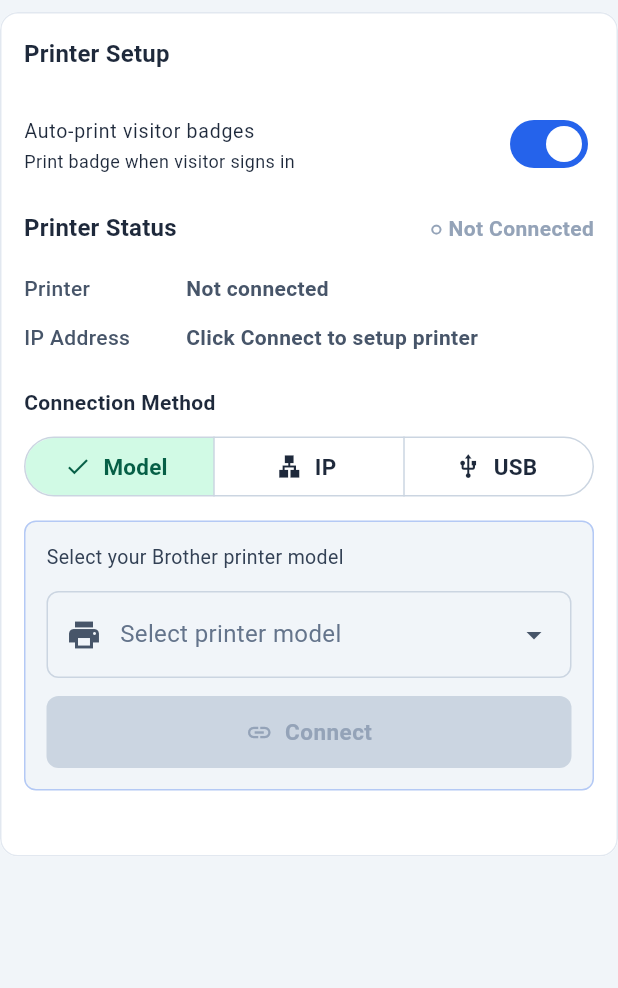
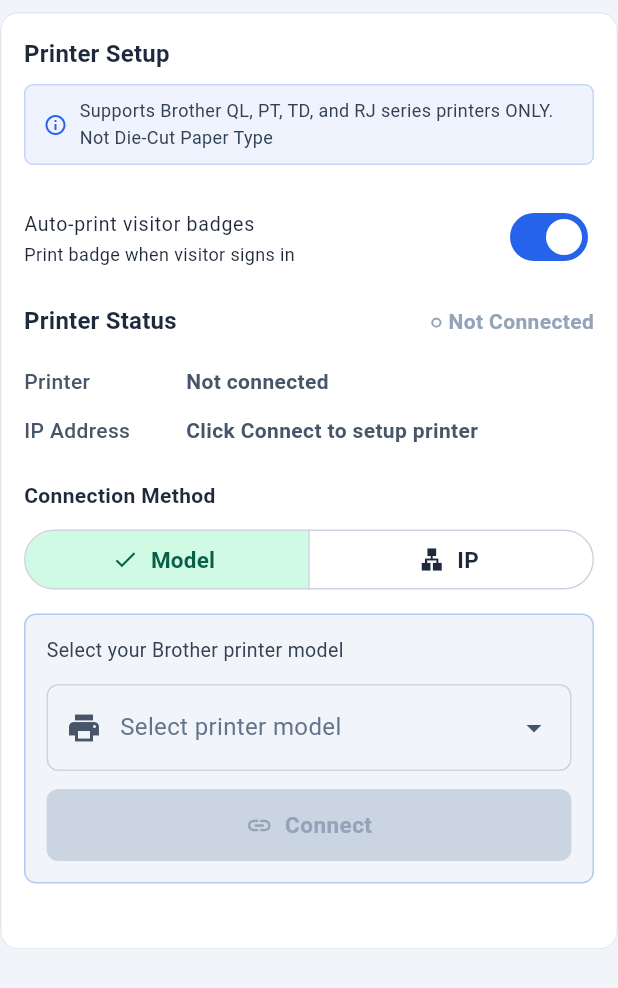
Before and after one commit to WeepBarryDark/visitor_practise, a Flutter app: the PrintStatusCard widget shown alone on an empty page, opened directly with empty values, on a phone screen of 412 x 824 dp. Shown: the top 988 px of the screen. Run offline on Flutter 3.47's test engine with Material 3 defaults, Android fonts, the phone set to English and light mode, and no system bars; our stand-ins replace device_info_plus, flutter_secure_storage, flutter_svg, permission_handler, qr_flutter; missing offline and left inert: another_brother; accounts and stored records are empty.

Commit message:
dashboard printer is done

```diff
--- a/lib/core/models/printer_paper_type.dart
+++ b/lib/core/models/printer_paper_type.dart
@@ -1,3 +1,31 @@
+/// Printer Paper Type Model for Brother Label Printers
+///
+/// IMPORTANT - How labelNameIndex Works:
+/// ========================================
+/// The Brother SDK uses `labelNameIndex` to identify paper types for printing.
+///
+/// For CONTINUOUS ROLLS:
+///   ✅ labelNameIndex has specific values (14, 15, 17, etc.)
+///   ✅ Maps to QL_700 enum: W29 (14), W62 (15), W62RB (17)
+///   ✅ Printer can validate the exact paper type
+///
+/// DIE-CUT LABELS NOT SUPPORTED:
+///   - Brother SDK does not provide reliable support for die-cut labels
+///   - labelNameIndex = -1 causes unpredictable behavior
+///   - May cause ERROR_WRONG_LABEL or print quality issues
+///   - Only CONTINUOUS ROLLS are included in this app
+///
+/// Supported paper types (all continuous rolls):
+///   ✅ DK-2210 (29mm) - labelNameIndex: 14
+///   ✅ DK-22113 (62mm Clear Film) - labelNameIndex: 15
+///   ✅ DK-22205 (62mm White Paper) - labelNameIndex: 15 ⭐ Recommended
+///   ✅ DK-22212 (62mm White Film) - labelNameIndex: 15
+///   ✅ DK-22606 (62mm Yellow Film) - labelNameIndex: 15
+///   ✅ DK-44205 (62mm Removable) - labelNameIndex: 15
+///   ✅ DK-44605 (62mm Yellow Removable) - labelNameIndex: 15
+///   ✅ DK-N55224 (54mm Non-adhesive, QL-820NWB only) - labelNameIndex: 14
+///   ✅ DK-22251 (62mm Red/Black, QL-820NWB only) - labelNameIndex: 17
+///
 class PrinterPaperType {
   final int labelNameIndex;
   final String code; // DK-22205, DK-22251, etc.
@@ -59,142 +87,8 @@ labelParam.imageAreaLength;  //
 */
 
   /// All supported paper types for Brother QL series printers
+  /// ⚠️ Only CONTINUOUS ROLLS are supported - die-cut labels removed due to SDK limitations
   static const List<PrinterPaperType> allPrinterPaperTypes = [
-    // ==================== DIE-CUT LABELS ====================
-
-    // DK-1219: 12mm x 12mm Round Labels
-    PrinterPaperType(
-      labelNameIndex: -1,
-      code: 'DK-1219',
-      name: 'DK-1219',
-      description: '12mm Round Labels (1200/roll)',
-      width: '12mm',
-      isContinuous: false,
-      material: 'White Paper',
-      supportedModels: ['QL-820NWB', 'QL-720NW', 'QL-800', 'QL-810W'],
-    ),
-
-    // DK-1204: 17mm x 54mm Multi Purpose
-    PrinterPaperType(
-      labelNameIndex: -1,
-      code: 'DK-1204',
-      name: 'DK-1204',
-      description: '17mm x 54mm Multi Purpose (400/roll)',
-      width: '17mm',
-      isContinuous: false,
-      material: 'White Paper',
-      supportedModels: ['QL-820NWB', 'QL-720NW', 'QL-800', 'QL-810W'],
-    ),
-
-    // DK-1203: 17mm x 87mm File Folder
-    PrinterPaperType(
-      labelNameIndex: -1,
-      code: 'DK-1203',
-      name: 'DK-1203',
-      description: '17mm x 87mm File Folder (300/roll)',
-      width: '17mm',
-      isContinuous: false,
-      material: 'White Paper',
-      supportedModels: ['QL-820NWB', 'QL-720NW', 'QL-800', 'QL-810W'],
-    ),
-
-    // DK-1221: 23mm x 23mm Square
-    PrinterPaperType(
-      labelNameIndex: -1,
-      code: 'DK-1221',
-      name: 'DK-1221',
-      description: '23mm Square Labels (1000/roll)',
-      width: '23mm',
-      isContinuous: false,
-      material: 'White Paper',
-      supportedModels: ['QL-820NWB', 'QL-720NW', 'QL-800', 'QL-810W'],
-    ),
-
-    // DK-1218: 24mm x 24mm Round
-    PrinterPaperType(
-      labelNameIndex: -1,
-      code: 'DK-1218',
-      name: 'DK-1218',
-      description: '24mm Round Labels (1000/roll)',
-      width: '24mm',
-      isContinuous: false,
-      material: 'White Paper',
-      supportedModels: ['QL-820NWB', 'QL-720NW', 'QL-800', 'QL-810W'],
-    ),
-
-    // DK-1209: 29mm x 62mm Small Address
-    PrinterPaperType(
-      labelNameIndex: -1,
-      code: 'DK-1209',
-      name: 'DK-1209',
-      description: '29mm x 62mm Small Address (800/roll)',
-      width: '29mm',
-      isContinuous: false,
-      material: 'White Paper',
-      supportedModels: ['QL-820NWB', 'QL-720NW', 'QL-800', 'QL-810W'],
-    ),
-
-    // DK-1201: 29mm x 90mm Standard Address
-    PrinterPaperType(
-      labelNameIndex: -1,
-      code: 'DK-1201',
-      name: 'DK-1201',
-      description: '29mm x 90mm Standard Address (400/roll)',
-      width: '29mm',
-      isContinuous: false,
-      material: 'White Paper',
-      supportedModels: ['QL-820NWB', 'QL-720NW', 'QL-800', 'QL-810W'],
-    ),
-
-    // DK-1208: 38mm x 90mm Large Address
-    PrinterPaperType(
-      labelNameIndex: -1,
-      code: 'DK-1208',
-      name: 'DK-1208',
-      description: '38mm x 90mm Large Address (400/roll)',
-      width: '38mm',
-      isContinuous: false,
-      material: 'White Paper',
-      supportedModels: ['QL-820NWB', 'QL-720NW', 'QL-800', 'QL-810W'],
-    ),
-
-    // DK-1202: 62mm x 100mm Shipping
-    PrinterPaperType(
-      labelNameIndex: -1,
-      code: 'DK-1202',
-      name: 'DK-1202',
-      description: '62mm x 100mm Shipping (300/roll)',
-      width: '62mm',
-      isContinuous: false,
-      material: 'White Paper',
-      supportedModels: ['QL-820NWB', 'QL-720NW', 'QL-800', 'QL-810W'],
-    ),
-
-    // DK-1234: 60mm x 86mm Name Badge
-    PrinterPaperType(
-      labelNameIndex: -1,
-      code: 'DK-1234',
-      name: 'DK-1234',
-      description: '60mm x 86mm Name Badge (260/roll)',
-      width: '60mm',
-      isContinuous: false,
-      material: 'White Paper',
-      supportedModels: ['QL-820NWB', 'QL-720NW', 'QL-800', 'QL-810W'],
-    ),
-
-    // DK-3235: 29mm x 54mm Removable Die-Cut
-    PrinterPaperType(
-      labelNameIndex: -1,
-      code: 'DK-3235',
-      name: 'DK-3235',
-      description: '29mm x 54mm Removable Die-Cut (800/roll)',
-      width: '29mm',
-      isContinuous: false,
-      material: 'White Paper',
-      isRemovable: true,
-      supportedModels: ['QL-820NWB', 'QL-720NW', 'QL-800', 'QL-810W'],
-    ),
-
     // ==================== CONTINUOUS ROLLS ====================
 
     // DK-2210: 29mm Continuous
@@ -320,7 +214,7 @@ labelParam.imageAreaLength;  //
   }
 
   /// Get default paper type (DK-22205 - most common)
-  static PrinterPaperType get defaultType => allPrinterPaperTypes[1]; // DK-22205
+  static PrinterPaperType get defaultType => allPrinterPaperTypes[2]; // DK-22205 (index adjusted after removing die-cut)
 
   /// Find paper type by code
   static PrinterPaperType? fromCode(String code) {
@@ -343,6 +237,18 @@ labelParam.imageAreaLength;  //
       return null;
     }
   }
+
+  /// Get the paper width in millimeters (numeric value only)
+  /// Used by the printer when labelNameIndex is not available (-1)
+  int get widthInMm {
+    // Extract numeric value from width string (e.g., "62mm" -> 62)
+    final match = RegExp(r'(\d+)').firstMatch(width);
+    return match != null ? int.parse(match.group(1)!) : 0;
+  }
+
+  /// Check if this paper type has a valid labelNameIndex for SDK
+  /// Returns false for die-cut labels that use -1 (UNSUPPORTED)
+  bool get hasValidLabelIndex => labelNameIndex >= 0;
 
   /// Convert to JSON for storage
   Map<String, dynamic> toJson() {
--- a/lib/pages/admin_dashboard/widgets/print_status_card.dart
+++ b/lib/pages/admin_dashboard/widgets/print_status_card.dart
@@ -1,3 +1,4 @@
+import 'dart:convert';
 import 'dart:io';
 
 import 'package:another_brother/printer_info.dart' as brother;
@@ -30,7 +31,33 @@ class PrintStatusCard extends StatelessWidget {
           mainAxisSize: MainAxisSize.min,
           children: [
             Text('Printer Setup', style: tt.titleMedium),
-            //IOS allows internet connection only, android and windows allow both internet and USB
+            const SizedBox(height: 8),
+            // Supported printer series info
+            Container(
+              padding: const EdgeInsets.symmetric(horizontal: 12, vertical: 8),
+              decoration: BoxDecoration(
+                color: AppTheme.primaryBlue.withValues(alpha: 0.08),
+                borderRadius: BorderRadius.circular(6),
+                border: Border.all(
+                  color: AppTheme.primaryBlue.withValues(alpha: 0.2),
+                ),
+              ),
+              child: Row(
+                children: [
+                  Icon(Icons.info_outline, size: 16, color: AppTheme.primaryBlue),
+                  const SizedBox(width: 8),
+                  Expanded(
+                    child: Text(
+                      'Supports Brother QL, PT, TD, and RJ series printers ONLY. Not Die-Cut Paper Type',
+                      style: TextStyle(
+                        fontSize: 12,
+                        color: AppTheme.slate700,
+                      ),
+                    ),
+                  ),
+                ],
+              ),
+            ),
             const SizedBox(height: 16),
               SwitchListTile(
                 value: adminController.reqPrint,
@@ -122,12 +149,13 @@ class PrintStatusCard extends StatelessWidget {
                       icon: Icon(Icons.lan),
                     ),
                     // USB only available on Android and Windows
+                    /*
                     if (Platform.isAndroid || Platform.isWindows)
                       const ButtonSegment<String>(
                         value: 'usb',
                         label: Text('USB'),
                         icon: Icon(Icons.usb),
-                      ),
+                      ),*/
                   ],
                   selected: {adminController.printerConnectionType},
                   onSelectionChanged: adminController.isInitializingdPrinter
@@ -358,7 +386,9 @@ class PrintStatusCard extends StatelessWidget {
               ],
               const SizedBox(height: 12),
               //all warning--------------------------------------------------------------------------
-              if(!adminController.isInitializedPrinter && adminController.hasAttemptedConnection) ... [
+              if(!adminController.isInitializedPrinter &&
+                 adminController.hasAttemptedConnection &&
+                 !adminController.isInitializingdPrinter) ... [
                 const SizedBox(height: 16),
                 Container(
                   padding: const EdgeInsets.all(14),
--- a/lib/pages/admin_dashboard/widgets/print_test_card.dart
+++ b/lib/pages/admin_dashboard/widgets/print_test_card.dart
@@ -196,49 +196,16 @@ class PrintTestCard extends StatelessWidget {
                     const SizedBox(height: 8),
                     // test print button----------------------------------
                     OutlinedButton.icon(
-                      onPressed: (adminController.isInitializedPrinter) ? adminController.startTestPrint : null,
+                      onPressed: (adminController.isInitializedPrinter && adminController.selectedPaperType != null)
+                        ? () => adminController.startTestPrint(context)
+                        : null,
                       icon: adminController.isPrinting
                         ? const SizedBox(width: 18, height: 18, child: CircularProgressIndicator(strokeWidth: 2,))
                         : const Icon(Icons.print),
                       label: Text(adminController.isPrinting  ? 'Printing...' : 'Run Test Print'),
                     ),
                     // test print button-------------------------------end
-                    //show hint - you can only run test once per paper----
-                    const SizedBox(height: 8),
-                    if (adminController.hasTestPrinted) ... [
-                      Container(
-                        padding: const EdgeInsets.all(10),
-                        decoration: BoxDecoration(
-                          color: Colors.orange.withValues(alpha: 0.1),
-                          borderRadius: BorderRadius.circular(6),
-                          border: Border.all(
-                            color: Colors.orange.withValues(alpha: 0.3),
-                          ),
-                        ),
-                        child: Row(
-                          children: [
-                            Icon(
-                              Icons.info_outline,
-                              size: 16,
-                              color: Colors.orange.shade700,
-                            ),
-                            const SizedBox(width: 8),
-                            Expanded(
-                              child: Text(
-                                'Test print completed. Change paper type to run test print again.',
-                                style: TextStyle(
-                                  fontSize: 11,
-                                  color: Colors.orange.shade700,
-                                  fontWeight: FontWeight.w500,
-                                ),
-                              ),
-                            ),
-                          ],
-                        ),
-                      ),
-                    ],
-                    //show hint - you can only run test once per paper-end
-                    const SizedBox(height: 8),
+                    const SizedBox(height: 16),
                     //Current selected Paper Type-------------------------
                     if (adminController.selectedPaperType != null) ...[
                       const SizedBox(height: 8),
--- a/lib/pages/kiosk_dashboard/widgets/kiosk_dashboard_main.dart
+++ b/lib/pages/kiosk_dashboard/widgets/kiosk_dashboard_main.dart
@@ -34,14 +34,19 @@ class KioskDashboardMain extends StatelessWidget {
                 child: Column(
                   crossAxisAlignment: CrossAxisAlignment.stretch,
                   children: [
+                    if(kioskController.enableVisitorSignIn)
                       IconButtonGeneral(icon: Icons.person_add, label: 'Visitor Sign In',  onPressed:  () => Navigator.pushNamed(context, AppRoutes.kioskVisitorSignIn, arguments: kioskController,)),
                       const SizedBox(height: 14),
+                    if(kioskController.enableVisitorSignIn)
                       IconButtonGeneral(icon: Icons.logout, label: 'Visitor Sign Out',  onPressed:  () => Navigator.pushNamed(context, AppRoutes.kioskVisitorSignOut, arguments: kioskController,)),
                       const SizedBox(height: 14),
+                    if(kioskController.enableVisitorDelivery)
                       IconButtonGeneral(icon: Icons.local_shipping, label: 'Delivery',  onPressed:  () => Navigator.pushNamed(context, AppRoutes.kioskDeliveries, arguments: kioskController,)),
                       const SizedBox(height: 14),
+                    if(kioskController.enableContractorSignIn)
                       IconButtonGeneral(icon: Icons.person_add, label: 'Contractor Sign In',  onPressed:  () => Navigator.pushNamed(context, AppRoutes.kioskContractorSignIn, arguments: kioskController,)),
                       const SizedBox(height: 14),
+                    if(kioskController.enableVisitorRetrieveBadge)
                       IconButtonGeneral(icon: Icons.person_add, label: 'Retrieve Badge',  onPressed:  () => Navigator.pushNamed(context, AppRoutes.kioskVisitorBadgeRetrieve, arguments: kioskController,)),
                   ],
                 ),
--- a/lib/services/model_service/printer_discover_service.dart
+++ b/lib/services/model_service/printer_discover_service.dart
@@ -8,19 +8,18 @@ class PrinterDiscoverService {
   /// Discover network printers by printer model
   static Future<List<PrinterDiscover>> getNetPrinters(printer.Model model) async {
     try {
-      debugPrint('🔍 Starting network printer discovery for model: ${model.getName()}');
+      debugPrint('Starting network printer discovery for model: ${model.getName()}');
 
       // Discover printers on network
-      debugPrint('📡 Scanning network for printers...');
       final printerInstance = printer.Printer();
       final printers = await printerInstance.getNetPrinters([model.getName()]);
 
       if (printers.isEmpty) {
-        debugPrint('⚠️ No network printers found for model: ${model.getName()}');
+        debugPrint('No network printers found for model: ${model.getName()}');
         return [];
       }
 
-      debugPrint('✅ Found ${printers.length} printer(s) on network');
+      debugPrint('Found ${printers.length} printer(s) on network');
 
       // Convert to PrinterDiscover list
       final discoveredPrinters = <PrinterDiscover>[];
@@ -38,30 +37,31 @@ class PrinterDiscoverService {
           printerInfo: printerInfo,
         );
         discoveredPrinters.add(printerDiscover);
-        debugPrint('   📌 ${printerDiscover.printerName} @ ${printerDiscover.printerAddress}');
+        debugPrint('found ${printerDiscover.printerName} in ${printerDiscover.printerAddress}');
       }
 
       return discoveredPrinters;
     } catch (e, stackTrace) {
-      debugPrint('❌ Network printer discovery failed: $e');
+      debugPrint('Network printer discovery failed: $e');
       debugPrint('Stack trace: $stackTrace');
       return [];
     }
   }
 
+  /*
   /// Connect to printer via USB and printer model
   static Future<PrinterDiscover?> connectByUsb({
     required printer.Model model,
   }) async {
     try {
-      debugPrint('🔌 Attempting to connect to printer via USB (Model: ${model.getName()})');
+      debugPrint('Attempting to connect to printer via USB (Model: ${model.getName()})');
 
       // Create printer info for USB connection
       final printerInfo = printer.PrinterInfo()
         ..printerModel = model
         ..port = printer.Port.USB;
 
-      debugPrint('✅ Successfully created USB printer connection');
+      debugPrint('Successfully created USB printer connection');
 
       // Create PrinterDiscover instance
       final printerDiscover = PrinterDiscover(
@@ -76,11 +76,12 @@ class PrinterDiscoverService {
 
       return printerDiscover;
     } catch (e, stackTrace) {
-      debugPrint('❌ Failed to connect by USB: $e');
+      debugPrint('Failed to connect by USB: $e');
       debugPrint('Stack trace: $stackTrace');
       return null;
     }
   }
+  */
 
   /// Connect to printer by IP address and printer model
   static Future<PrinterDiscover?> connectByIp({
@@ -88,7 +89,7 @@ class PrinterDiscoverService {
     required printer.Model model,
   }) async {
     try {
-      debugPrint('🔌 Attempting to connect to printer at $ipAddress (Model: ${model.getName()})');
+      debugPrint('Attempting to connect to printer at $ipAddress (Model: ${model.getName()})');
 
       // Validate IP address format
       if (!_isValidIpAddress(ipAddress)) {
@@ -102,7 +103,21 @@ class PrinterDiscoverService {
         ..port = printer.Port.NET
         ..ipAddress = ipAddress;
 
-      debugPrint('Successfully created printer connection for $ipAddress');
+      // Test connection by getting printer status
+      debugPrint('Testing connection to printer at $ipAddress...');
+      final testPrinter = printer.Printer();
+      await testPrinter.setPrinterInfo(printerInfo);
+
+      // Try to get printer status to verify connection
+      final printerStatus = await testPrinter.getPrinterStatus();
+
+      if (printerStatus.errorCode != printer.ErrorCode.ERROR_NONE) {
+        debugPrint('Failed to connect: ${printerStatus.errorCode}');
+        return null;
+      }
+
+      debugPrint('Successfully connected to printer at $ipAddress');
+      debugPrint('Status: ${printerStatus.errorCode}');
 
       // Create PrinterDiscover instance
       final printerDiscover = PrinterDiscover(
@@ -131,7 +146,7 @@ class PrinterDiscoverService {
         address: printerDiscover.printerAddress,
         model: printerDiscover.printerModel,
       );
-      debugPrint('💾 Printer saved to local storage: ${printerDiscover.printerName}');
+      debugPrint('Printer saved to local storage: ${printerDiscover.printerName}');
     } catch (e) {
       debugPrint('Failed to save printer: $e');
     }
--- a/lib/shared_widgets/card_template_widgets/admin_password_dialog.dart
+++ b/lib/shared_widgets/card_template_widgets/admin_password_dialog.dart
@@ -1,6 +1,4 @@
 import 'package:flutter/material.dart';
-import 'package:flutter/rendering.dart';
-import 'package:visitor_practise/core/constants/app_routes.dart';
 import 'package:visitor_practise/core/responsive/aap_breakpoints.dart';
 import 'package:visitor_practise/services/secure_storage_service.dart';
 
```
Also changed, not shown: lib/core/models/printer_discover.dart (+34 -1 lines), lib/pages/admin_dashboard/controllers/admin_dashboard_controller.dart (+144 -84 lines), lib/pages/kiosk_dashboard/controllers/kiosk_dashboard_controller.dart (+32 -4 lines), log.txt (added, +91 -0 lines), lib/services/secure_storage_service.dart (line endings or trailing spaces). Lines whose indentation alone changed are shown as unchanged.
